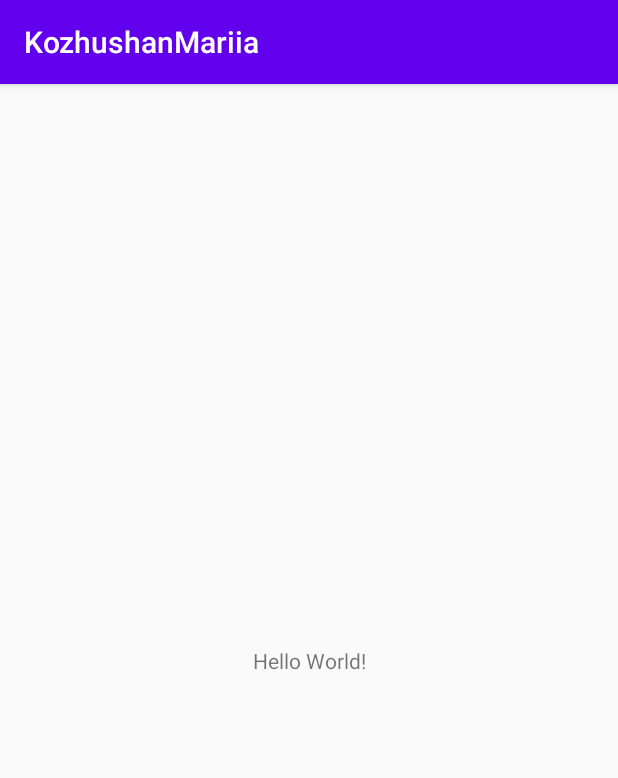
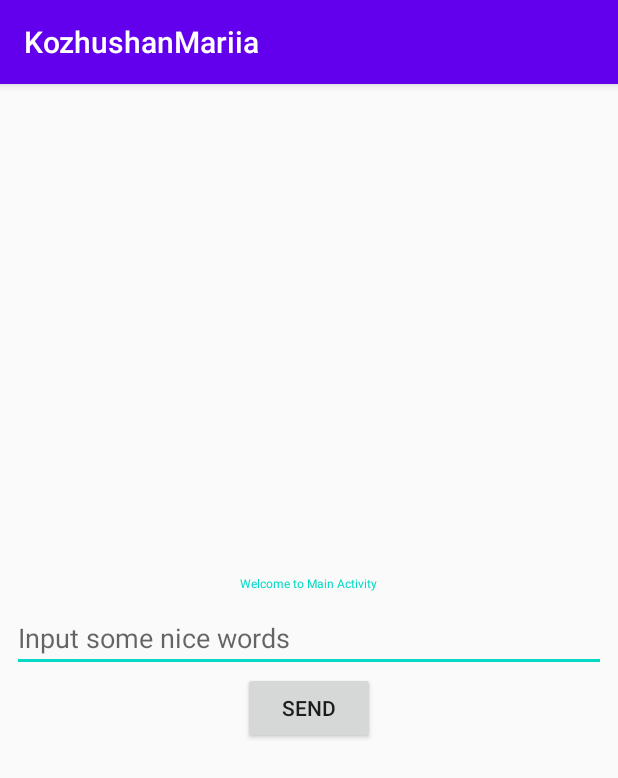
Before and after one commit to Mariiya/NewProject, an Android app: the screen it shows after launch (MainActivity), on a phone screen of 412 x 824 dp. Shown: the top 778 px of the screen. Run offline under Robolectric (Android 15) with nearby library versions, the phone set to English and light mode, and no system bars.

Commit message:
Homework starting

```diff
--- a/app/build.gradle
+++ b/app/build.gradle
@@ -26,6 +26,9 @@ dependencies {
     implementation fileTree(dir: "libs", include: ["*.jar"])
     implementation 'androidx.appcompat:appcompat:1.1.0'
     implementation 'androidx.constraintlayout:constraintlayout:1.1.3'
+    implementation 'com.google.android.material:material:1.1.0'
+    implementation 'androidx.navigation:navigation-fragment:2.3.0'
+    implementation 'androidx.navigation:navigation-ui:2.3.0'
     testImplementation 'junit:junit:4.12'
     androidTestImplementation 'androidx.test.ext:junit:1.1.1'
     androidTestImplementation 'androidx.test.espresso:espresso-core:3.2.0'
--- a/app/src/main/AndroidManifest.xml
+++ b/app/src/main/AndroidManifest.xml
@@ -9,7 +9,11 @@
         android:roundIcon="@mipmap/ic_launcher_round"
         android:supportsRtl="true"
         android:theme="@style/AppTheme">
-        <activity android:name=".MainActivity">
+        <activity
+            android:name=".activity.SecondActivity"
+            android:label="@string/title_activity_second"
+            android:theme="@style/AppTheme.NoActionBar" />
+        <activity android:name=".activity.MainActivity">
             <intent-filter>
                 <action android:name="android.intent.action.MAIN" />
 
--- /dev/null
+++ b/app/src/main/java/com/ksintership/kozhushanmariia/activity/MainActivity.java
@@ -0,0 +1,80 @@
+package com.ksintership.kozhushanmariia.activity;
+
+import androidx.annotation.Nullable;
+import androidx.appcompat.app.AppCompatActivity;
+import androidx.appcompat.widget.AppCompatButton;
+import androidx.appcompat.widget.AppCompatEditText;
+import androidx.appcompat.widget.AppCompatTextView;
+
+import android.app.Activity;
+import android.content.Intent;
+
+import android.os.Bundle;
+import android.provider.SyncStateContract;
+import android.text.Editable;
+import android.text.TextUtils;
+import android.view.View;
+import android.widget.Toast;
+
+import com.ksintership.kozhushanmariia.R;
+import com.ksintership.kozhushanmariia.utils.Constants;
+
+
+public class MainActivity extends AppCompatActivity {
+
+    private AppCompatEditText inputTextField;
+    private AppCompatButton sendTextBtn;
+
+
+    @Override
+    protected void onCreate(Bundle savedInstanceState) {
+        super.onCreate(savedInstanceState);
+        setContentView(R.layout.activity_main);
+
+        setViewsId();
+        setOnAction();
+    }
+
+    private void setViewsId() {
+        inputTextField=findViewById(R.id.text_input_main_activity);
+        sendTextBtn=findViewById(R.id.btn_send_main_activity);
+
+    }
+
+    private void setOnAction(){
+        inputTextField.setTextColor(getResources().getColor(R.color.colorPrimary));
+        sendTextBtn.setOnClickListener(new View.OnClickListener() {
+            @Override
+            public void onClick(View view) {
+                handleSendTextBtn();
+            }
+        });
+}
+
+
+private void handleSendTextBtn(){
+        Editable getText=inputTextField.getText();
+    if(TextUtils.isEmpty(getText)){
+        Toast.makeText(MainActivity.this,getResources().getText(R.string.empty_text_field_error),Toast.LENGTH_LONG).show();
+    }
+   else {
+
+        Intent sendTextIntent = new Intent(MainActivity.this, SecondActivity.class);
+        sendTextIntent.putExtra(Constants.EXTRA_SEND_TEXT,getText.toString());
+        setResult(RESULT_OK, sendTextIntent);
+        startActivityForResult(sendTextIntent,RESULT_OK);
+
+        finish();
+    }
+
+}
+
+    protected void onActivityResult(int requestCode, int resultCode, @Nullable Intent data) {
+        super.onActivityResult(requestCode, resultCode, data);
+        if (requestCode == Constants.REQUEST_CODE) {
+                    Toast.makeText(MainActivity.this, "Success!", Toast.LENGTH_LONG).show();
+            }
+    }
+
+
+}
--- a/app/src/main/res/layout/activity_main.xml
+++ b/app/src/main/res/layout/activity_main.xml
@@ -1,18 +1,38 @@
 <?xml version="1.0" encoding="utf-8"?>
-<androidx.constraintlayout.widget.ConstraintLayout xmlns:android="http://schemas.android.com/apk/res/android"
+<LinearLayout xmlns:android="http://schemas.android.com/apk/res/android"
     xmlns:app="http://schemas.android.com/apk/res-auto"
     xmlns:tools="http://schemas.android.com/tools"
     android:layout_width="match_parent"
     android:layout_height="match_parent"
-    tools:context=".MainActivity">
+    android:gravity="center"
+    android:orientation="vertical"
+    tools:context=".activity.MainActivity">
 
-    <TextView
-        android:layout_width="wrap_content"
-        android:layout_height="wrap_content"
-        android:text="Hello World!"
-        app:layout_constraintBottom_toBottomOf="parent"
-        app:layout_constraintLeft_toLeftOf="parent"
-        app:layout_constraintRight_toRightOf="parent"
-        app:layout_constraintTop_toTopOf="parent" />
 
-</androidx.constraintlayout.widget.ConstraintLayout>
+        <androidx.appcompat.widget.AppCompatTextView
+            android:id="@+id/title_main_activity"
+            android:layout_width="wrap_content"
+            android:layout_height="wrap_content"
+            android:textColor="@color/colorAccent"
+            android:layout_marginStart="@dimen/default_margin"
+            android:layout_marginEnd="@dimen/default_margin"
+            android:layout_marginBottom="@dimen/default_margin"
+            android:text="@string/hello_main_activity"
+            android:textSize="@dimen/title_text_size" />
+
+        <androidx.appcompat.widget.AppCompatEditText
+            android:id="@+id/text_input_main_activity"
+            android:layout_width="match_parent"
+            android:layout_height="wrap_content"
+            android:layout_marginStart="@dimen/default_margin"
+            android:layout_marginEnd="@dimen/default_margin"
+            android:hint="@string/input_main_activity" />
+
+        <androidx.appcompat.widget.AppCompatButton
+            android:id="@+id/btn_send_main_activity"
+            android:layout_width="wrap_content"
+            android:layout_height="wrap_content"
+            android:text="@string/send_btn" />
+
+
+    </LinearLayout>
--- a/app/src/main/res/values/colors.xml
+++ b/app/src/main/res/values/colors.xml
@@ -3,4 +3,5 @@
     <color name="colorPrimary">#6200EE</color>
     <color name="colorPrimaryDark">#3700B3</color>
     <color name="colorAccent">#03DAC5</color>
+    <color name="colorError">#FF0000</color>
 </resources>
--- a/app/src/main/res/values/strings.xml
+++ b/app/src/main/res/values/strings.xml
@@ -1,3 +1,17 @@
 <resources>
     <string name="app_name">KozhushanMariia</string>
+    <string name="title_activity_second">SecondActivity</string>
+    <!-- Strings used for fragments for navigation -->
+    <string name="first_fragment_label">First Fragment</string>
+    <string name="second_fragment_label">Second Fragment</string>
+    <string name="next">Next</string>
+    <string name="previous">Previous</string>
+
+    <string name="input_main_activity">Input some nice words</string>
+    <string name="hello_main_activity">Welcome to Main Activity</string>
+    <string name="hello_second_activity">Hello second fragment. Arg: %1$s</string>
+    <string name="send_btn">Send</string>
+    <string name="empty_text_field_error">Enter text</string>
+    <string name="cancel_btn">Cancel</string>
+    <string name="ok_btn">OK</string>
 </resources>
--- a/app/src/main/res/values/styles.xml
+++ b/app/src/main/res/values/styles.xml
@@ -7,4 +7,13 @@
         <item name="colorAccent">@color/colorAccent</item>
     </style>
 
+    <style name="AppTheme.NoActionBar">
+        <item name="windowActionBar">false</item>
+        <item name="windowNoTitle">true</item>
+    </style>
+
+    <style name="AppTheme.AppBarOverlay" parent="ThemeOverlay.AppCompat.Dark.ActionBar" />
+
+    <style name="AppTheme.PopupOverlay" parent="ThemeOverlay.AppCompat.Light" />
+
 </resources>
```
Also changed, not shown: app/src/main/java/com/ksintership/kozhushanmariia/MainActivity.java (deleted, +0 -14 lines).
